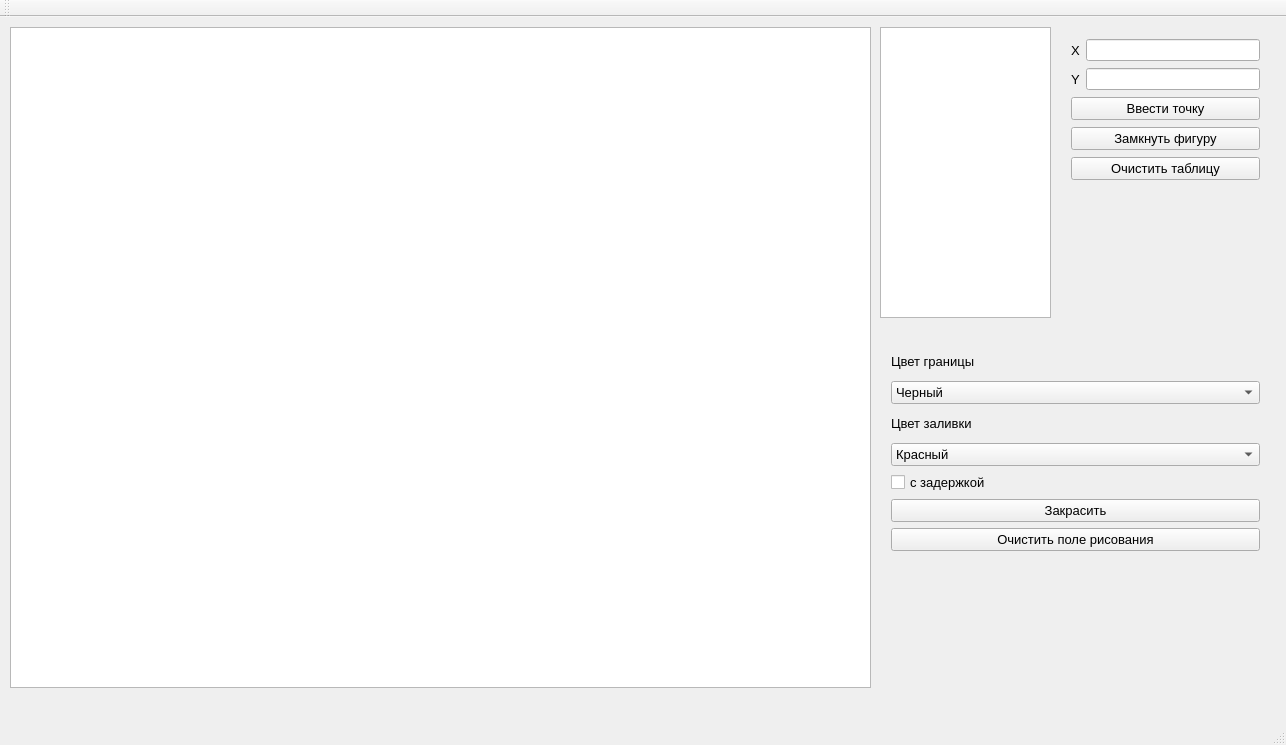
Qt form ksupol/lab_05/lab_05/mainwindow.ui (SGCube/IU7-Computer-Graphics) before a commit.
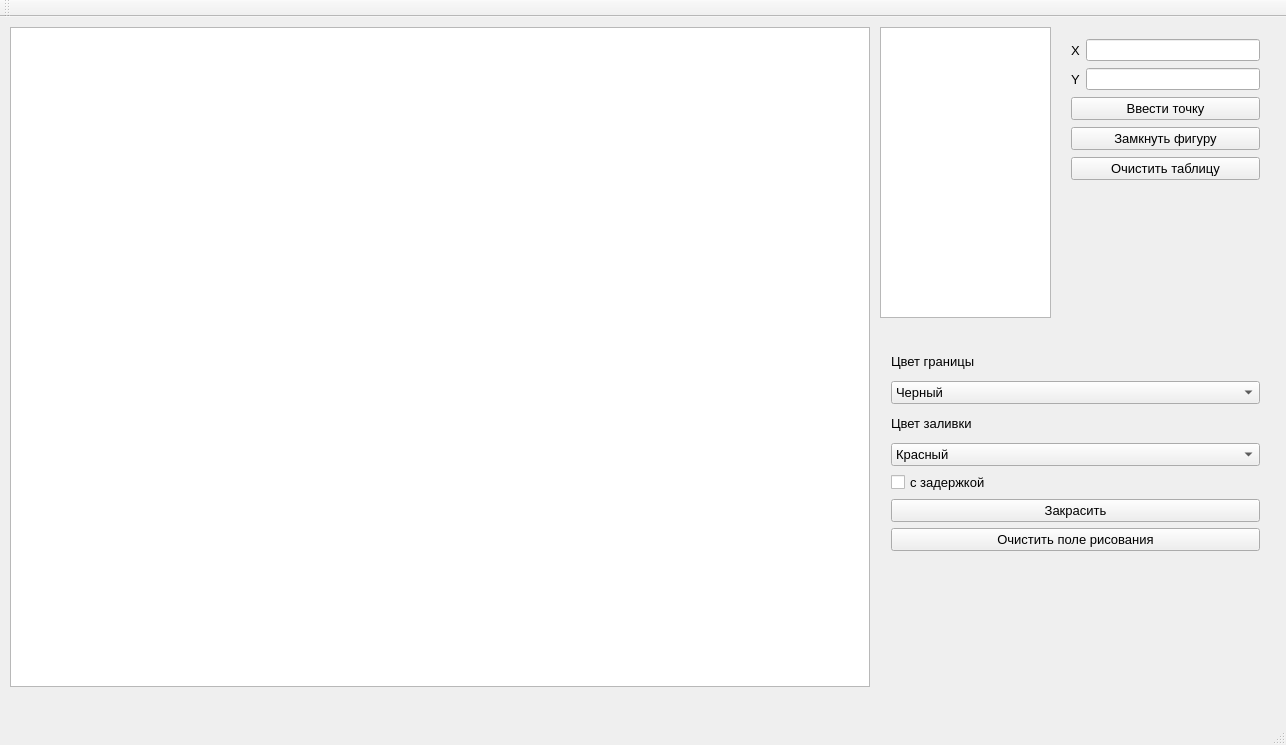
The same form after that commit.

```diff
--- a/ksupol/lab_05/lab_05/mainwindow.ui
+++ b/ksupol/lab_05/lab_05/mainwindow.ui
@@ -19,8 +19,8 @@
      <rect>
       <x>10</x>
       <y>10</y>
-      <width>861</width>
-      <height>661</height>
+      <width>860</width>
+      <height>660</height>
      </rect>
     </property>
    </widget>
@@ -34,7 +34,7 @@
      </rect>
     </property>
    </widget>
-   <widget class="QWidget" name="">
+   <widget class="QWidget" name="layoutWidget">
     <property name="geometry">
      <rect>
       <x>1060</x>
@@ -120,7 +120,7 @@
      </item>
     </layout>
    </widget>
-   <widget class="QWidget" name="">
+   <widget class="QWidget" name="layoutWidget">
     <property name="geometry">
      <rect>
       <x>880</x>
```
Left out of the diff: 4 changed lines with no effect on the pictures.
